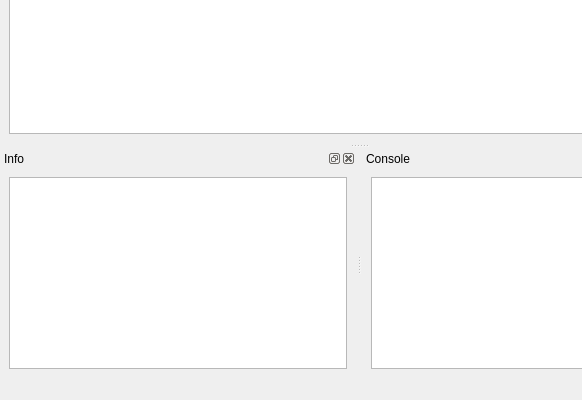
First picture: the form in XSTAF/ui/mainWindow.ui, repository xcgspring/XSTAF, before the edit; both pictures show x 0 to 582 and y 200 to 600 of the 718 by 600 pixel window.
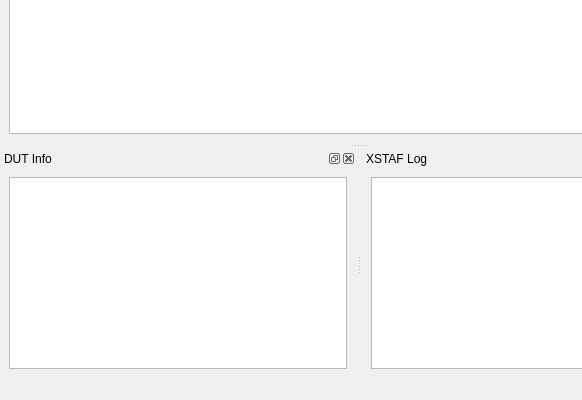
Second picture: the form after the edit. Icons and pictures are not drawn.

Diff of the .ui file:
```diff
--- a/XSTAF/ui/mainWindow.ui
+++ b/XSTAF/ui/mainWindow.ui
@@ -65,7 +65,7 @@
   <widget class="QStatusBar" name="statusbar"/>
   <widget class="QDockWidget" name="Info">
    <property name="windowTitle">
-    <string>Info</string>
+    <string>DUT Info</string>
    </property>
    <attribute name="dockWidgetArea">
     <number>8</number>
@@ -80,7 +80,7 @@
   </widget>
   <widget class="QDockWidget" name="console">
    <property name="windowTitle">
-    <string>Console</string>
+    <string>XSTAF Log</string>
    </property>
    <attribute name="dockWidgetArea">
     <number>8</number>
```
Left out of the diff: 6 changed lines with no effect on the pictures.
